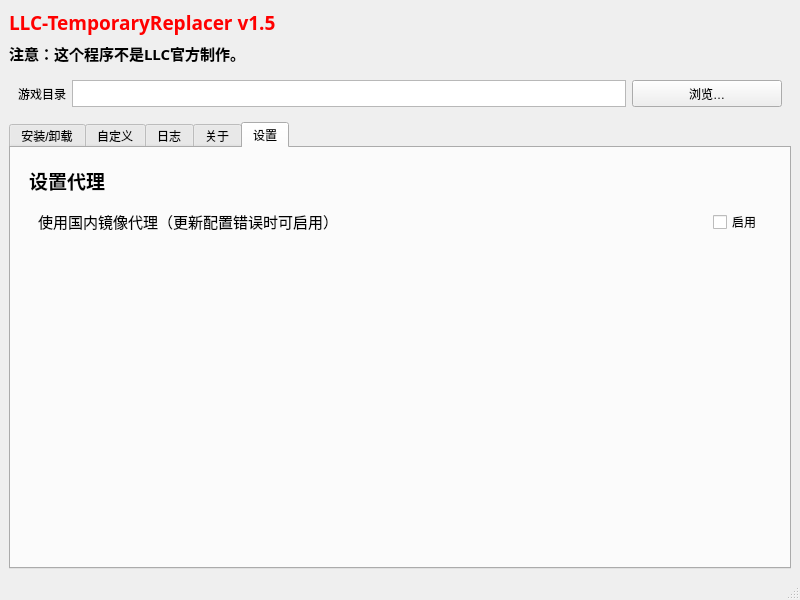
Above: llc-tr-ui.ui from EveGlowLuna/LLC-TemporaryReplacer before the change. Below: the same form after it.
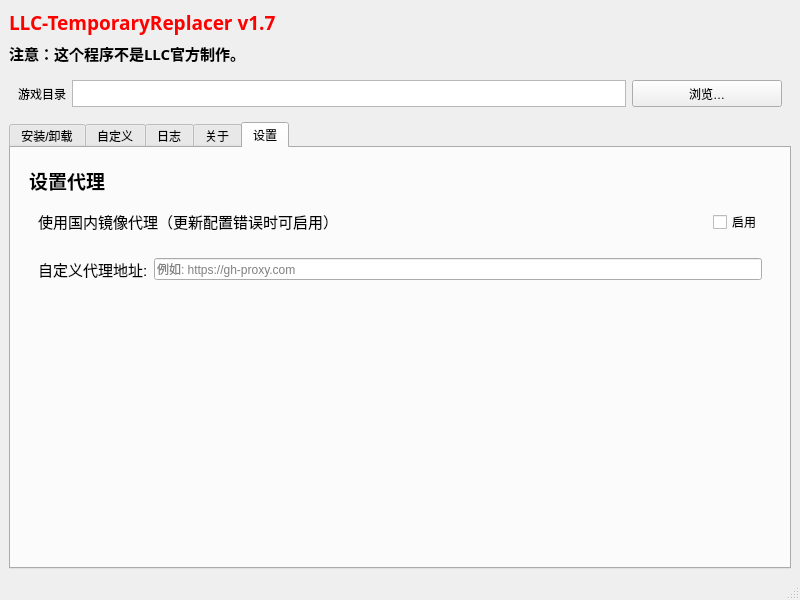
That is the form after the change. The open tabs and pages were chosen to show the change.

Commit message:
feat: 添加自定义代理支持并更新版本至1.7
- 在UI中添加自定义代理地址输入框
- 修改下载逻辑以支持自定义代理和默认镜像站
- 将7z解压方式改为使用外部7z.exe工具
- 更新版本号至1.7并修改相关UI显示
- 添加.gitignore文件忽略Python缓存和构建文件

```diff
--- a/llc-tr-ui.ui
+++ b/llc-tr-ui.ui
@@ -40,7 +40,7 @@
        </font>
       </property>
       <property name="text">
-       <string>&lt;html&gt;&lt;head/&gt;&lt;body&gt;&lt;p&gt;&lt;span style=&quot; color:#ff0000;&quot;&gt;LLC-TemporaryReplacer v1.5&lt;/span&gt;&lt;/p&gt;&lt;/body&gt;&lt;/html&gt;</string>
+       <string>&lt;html&gt;&lt;head/&gt;&lt;body&gt;&lt;p&gt;&lt;span style=&quot; color:#ff0000;&quot;&gt;LLC-TemporaryReplacer v1.7&lt;/span&gt;&lt;/p&gt;&lt;/body&gt;&lt;/html&gt;</string>
       </property>
      </widget>
     </item>
@@ -504,6 +504,50 @@
              </layout>
             </widget>
            </item>
+           <item>
+            <widget class="QWidget" name="widget_proxy_input" native="true">
+             <property name="sizePolicy">
+              <sizepolicy hsizetype="Preferred" vsizetype="Fixed">
+               <horstretch>0</horstretch>
+               <verstretch>0</verstretch>
+              </sizepolicy>
+             </property>
+             <layout class="QHBoxLayout" name="horizontalLayout_proxy">
+              <item>
+               <widget class="QLabel" name="label_proxy_url">
+                <property name="sizePolicy">
+                 <sizepolicy hsizetype="Preferred" vsizetype="Fixed">
+                  <horstretch>0</horstretch>
+                  <verstretch>0</verstretch>
+                 </sizepolicy>
+                </property>
+                <property name="font">
+                 <font>
+                  <pointsize>11</pointsize>
+                  <bold>false</bold>
+                 </font>
+                </property>
+                <property name="text">
+                 <string>自定义代理地址:</string>
+                </property>
+               </widget>
+              </item>
+              <item>
+               <widget class="QLineEdit" name="custom_proxy_edit">
+                <property name="sizePolicy">
+                 <sizepolicy hsizetype="Expanding" vsizetype="Fixed">
+                  <horstretch>0</horstretch>
+                  <verstretch>0</verstretch>
+                 </sizepolicy>
+                </property>
+                <property name="placeholderText">
+                 <string>例如: https://gh-proxy.com</string>
+                </property>
+               </widget>
+              </item>
+             </layout>
+            </widget>
+           </item>
           </layout>
          </widget>
         </item>
```
Left out of the diff: 2 changed lines with no effect on the pictures. The commit also changes 10 other files.
